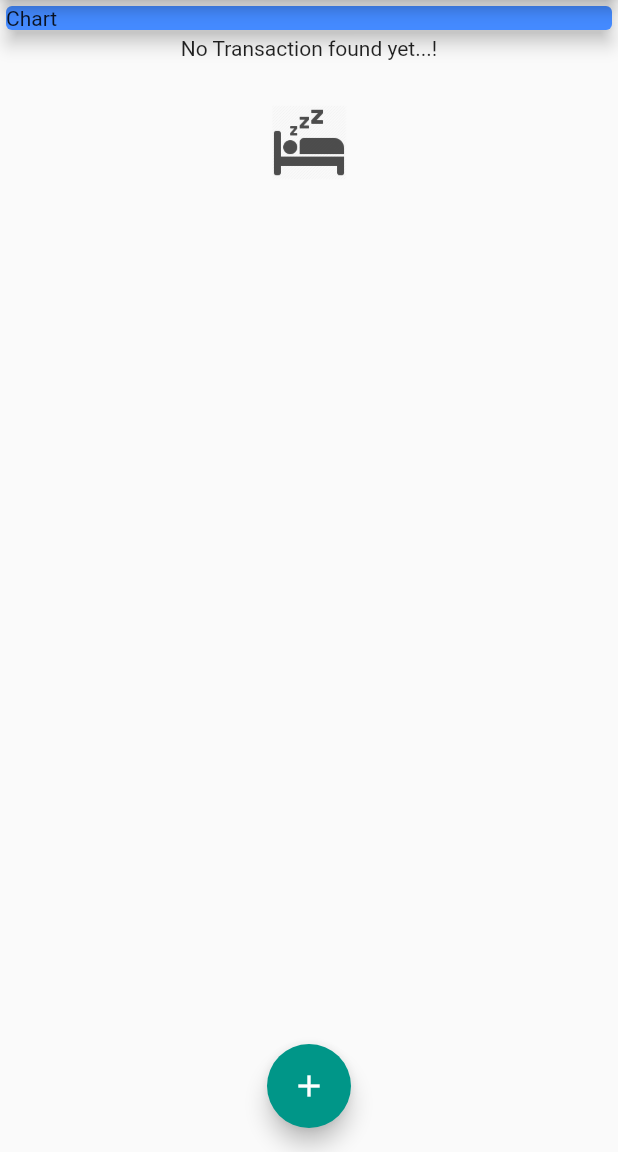
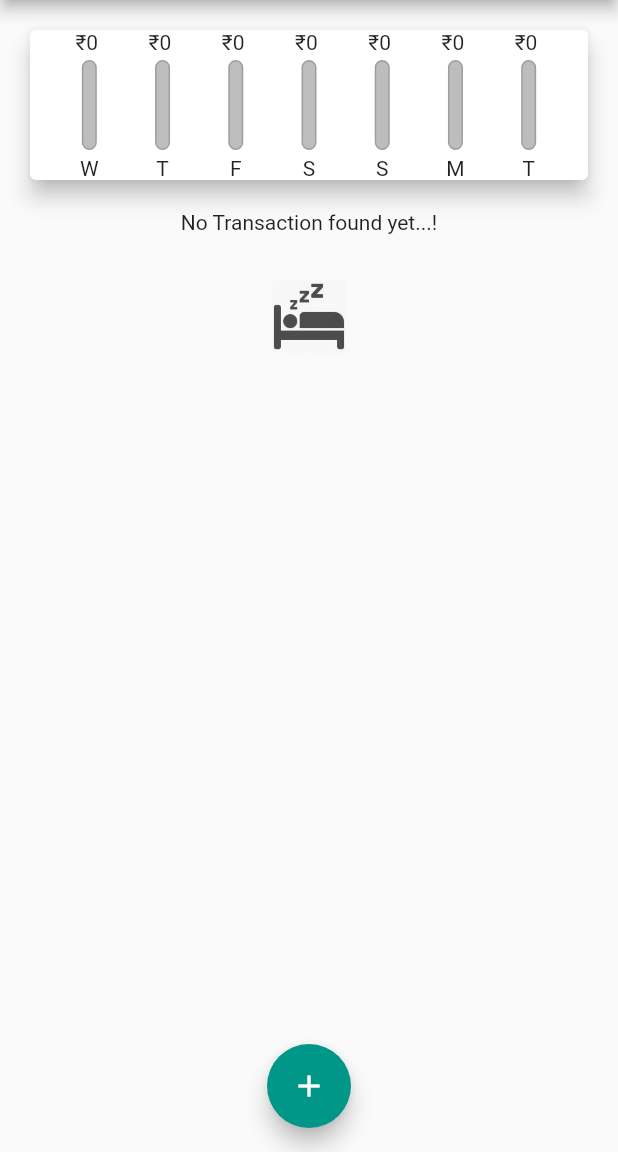
Before and after one commit to muhammedshihabvk/expensetracker, a Flutter app: the screen it shows after launch, on a phone screen of 412 x 824 dp, the part 84-1236 px from its top. Run offline on Flutter 3.47's test engine with Material 2 defaults, Android fonts, the phone set to English and light mode, and no system bars.

Commit message:
added chart

```diff
--- a/lib/main.dart
+++ b/lib/main.dart
@@ -1,13 +1,13 @@
-
 import 'package:expensetracker/models/transation.dart';
+import 'package:expensetracker/widgets/chart.dart';
 import 'package:expensetracker/widgets/newTransaction.dart';
 import 'package:expensetracker/widgets/transationList.dart';
+import 'package:flutter/cupertino.dart';
 import 'package:flutter/material.dart';
 
 void main() {
   runApp(MyApp());
 }
-
 
 class MyApp extends StatelessWidget {
   // This widget is the root of your application.
@@ -19,13 +19,11 @@ class MyApp extends StatelessWidget {
         primarySwatch: Colors.green,
         accentColor: Colors.teal,
         // fontFamily:
-
       ),
       home: MyHomePage(),
     );
   }
 }
-
 
 class MyHomePage extends StatefulWidget {
   @override
@@ -37,61 +35,91 @@ class _MyHomePageState extends State<MyHomePage> {
   String amount;
 
   final List<Transation> _transations = [
-    // Transation(id: "t1", title: "Car Rent", amount: 100, date: DateTime.now()),
-    // Transation(id: "t2", title: "Home loan", amount: 200, date: DateTime.now()),
+    // Transation(id: "t1", title: "Car Rent", amount: 2, date: DateTime.now()),
+    // Transation(id: "t6", title: "Milk loan", amount: 300, date: DateTime.now()),
+    // Transation(id: "t4", title: "Bike loan", amount: 500, date: DateTime.now()),
+    // Transation(id: "t5", title: "Bill", amount: 300, date: DateTime.now().subtract(Duration(days: 1))),
+    // Transation(id: "t5", title: "Bill", amount: 300, date: DateTime.now().subtract(Duration(days: 2))),
   ];
 
-  void _addNewTrsansation(String title,double amount){
-    final newTransaction = Transation(id: DateTime.now().toString()+"tx", title: title, amount: amount, date: DateTime.now());
+  List<Transation> get _recentTransation {
+    return _transations.where((tx) {
+     return tx.date.isAfter(
+        DateTime.now().subtract(
+          Duration(days: 7),
+        ),
+      );
+    }).toList();
+  }
+
+  void _addNewTrsansation(String title, double amount) {
+    final newTransaction = Transation(
+        id: DateTime.now().toString() + "tx",
+        title: title,
+        amount: amount,
+        date: DateTime.now());
     // print("calling set state");
     setState(() {
       _transations.add(newTransaction);
     });
   }
 
-  void _startAddNewTransaction(BuildContext ctx){
-    showModalBottomSheet(context: ctx, builder: (_) {
-      return GestureDetector(
-        onTap: () {},
-          behavior: HitTestBehavior.opaque,
-          child: NewTransaction(newTransactionFunction: _addNewTrsansation,));
-    },);
-
+  void _startAddNewTransaction(BuildContext ctx) {
+    showModalBottomSheet(
+      context: ctx,
+      builder: (_) {
+        return GestureDetector(
+            onTap: () {},
+            behavior: HitTestBehavior.opaque,
+            child: NewTransaction(
+              newTransactionFunction: _addNewTrsansation,
+            ));
+      },
+    );
   }
 
   @override
   Widget build(BuildContext context) {
+
+    // print(_recentTransation);
+
+    // print(DateTime.now().subtract(Duration(days: 2)));
+    // final dateValue = DateTime.now().subtract(Duration(days: 1));
+    // print(dateValue);
+    // print(dateValue.weekday);
+
+    // String df = DateFormat("E").format(dateValue);
+    // print(df[0]);
+
     return Scaffold(
       appBar: AppBar(
         title: Text("Expense"),
         actions: [
-          IconButton(icon: Icon(Icons.add,size: 25,color: Colors.white,), onPressed: () => _startAddNewTransaction(context),)
+          IconButton(
+            icon: Icon(
+              Icons.add,
+              size: 25,
+              color: Colors.white,
+            ),
+            onPressed: () => _startAddNewTransaction(context),
+          )
         ],
-
       ),
       body: SingleChildScrollView(
         scrollDirection: Axis.vertical,
         child: Column(
           mainAxisAlignment: MainAxisAlignment.start,
           children: [
-            Card(
-              elevation: 5,
-              color: Colors.blueAccent,
-              child: Container(
-                width: double.infinity,
-                // height: MediaQuery.of(context).size.height*.35,
-                child: Text("Chart"),
-              ),
-            ),
-            // UserTransaction(),
-            TransationList(transactions: _transations,),
+            Chart(recentTransations: _recentTransation),
+            TransationList(transactions: _transations),
           ],
         ),
       ),
-      floatingActionButton: FloatingActionButton(child: Icon(Icons.add),onPressed: () => _startAddNewTransaction(context),),
+      floatingActionButton: FloatingActionButton(
+        child: Icon(Icons.add),
+        onPressed: () => _startAddNewTransaction(context),
+      ),
       floatingActionButtonLocation: FloatingActionButtonLocation.centerFloat,
-
     );
-
   }
 }
--- /dev/null
+++ b/lib/widgets/chart.dart
@@ -0,0 +1,61 @@
+import 'package:expensetracker/models/transation.dart';
+import 'package:expensetracker/widgets/chartBar.dart';
+import 'package:flutter/material.dart';
+import 'package:intl/intl.dart';
+
+class Chart extends StatelessWidget {
+  final List<Transation> recentTransations;
+
+  Chart({this.recentTransations});
+  var totalSum = 0.0;
+
+  List<Map<String, Object>> get groupedTransactionValues {
+    return List.generate(7, (index) {
+      final weekday2 = DateTime.now().subtract(Duration(days: 6));
+      final weekday = weekday2.add(Duration(days: index));
+
+      // final weekday = DateTime.now().subtract(Duration(days: index));
+      totalSum = 0.0;
+      for (var i = 0; i < recentTransations.length; i++) {
+        if (recentTransations[i].date.day == weekday.day &&
+            recentTransations[i].date.month == weekday.month &&
+            recentTransations[i].date.year == weekday.year) {
+          totalSum += recentTransations[i].amount;
+        }
+      }
+      // DateFormat.E().format(weekday);
+      return {'day': DateFormat('E').format(weekday)[0], 'amount': totalSum};
+    });
+  }
+
+  double get totalSpending {
+    return groupedTransactionValues.fold(0.0, (sum, item) {
+      return sum + item['amount'];
+    });
+  }
+
+  @override
+  Widget build(BuildContext context) {
+    return Card(
+      elevation: 6,
+      margin: EdgeInsets.all(20),
+      child: Row(
+        mainAxisAlignment: MainAxisAlignment.spaceEvenly,
+        children: groupedTransactionValues.map((data) {
+          // print("${data['day']}" +
+          //     "${data['amount']}" +
+          //     "${(data['amount'] as double) / totalSum}");
+          return Flexible(
+            fit: FlexFit.loose,
+            child: ChartBar(
+              label: data['day'],
+              spendingAmount: data['amount'],
+              spendingPctOfTotal:
+                  totalSum == 0.0 ? 0.0 : (data['amount'] as double) / totalSpending,
+            ),
+          );
+        }).toList(),
+      ),
+    );
+  }
+}
--- /dev/null
+++ b/lib/widgets/chartBar.dart
@@ -0,0 +1,50 @@
+import 'package:flutter/material.dart';
+
+class ChartBar extends StatelessWidget {
+  final String label;
+  final double spendingAmount;
+  final spendingPctOfTotal;
+
+  ChartBar({this.label, this.spendingAmount, this.spendingPctOfTotal});
+
+  @override
+  Widget build(BuildContext context) {
+    return Column(
+      children: [
+        Text("₹${spendingAmount.toStringAsFixed(0)} "),
+        SizedBox(
+          height: 4,
+        ),
+        Container(
+          height: 60,
+          width: 10,
+          child: Stack(
+            alignment: Alignment.bottomCenter,
+            children: [
+              Container(
+                decoration: BoxDecoration(
+                  border: Border.all(width: 1, color: Colors.grey),
+                  color: Colors.grey[400],
+                  borderRadius: BorderRadius.all(Radius.circular(20)),
+                ),
+              ),
+              FractionallySizedBox(
+                heightFactor: spendingPctOfTotal,
+                child: Container(
+                  decoration: BoxDecoration(
+                    color: Colors.deepPurple,
+                    borderRadius: BorderRadius.all(Radius.circular(20)),
+                  ),
+                ),
+              )
+            ],
+          ),
+        ),
+        SizedBox(
+          height: 4,
+        ),
+        Text(label),
+      ],
+    );
+  }
+}
```
